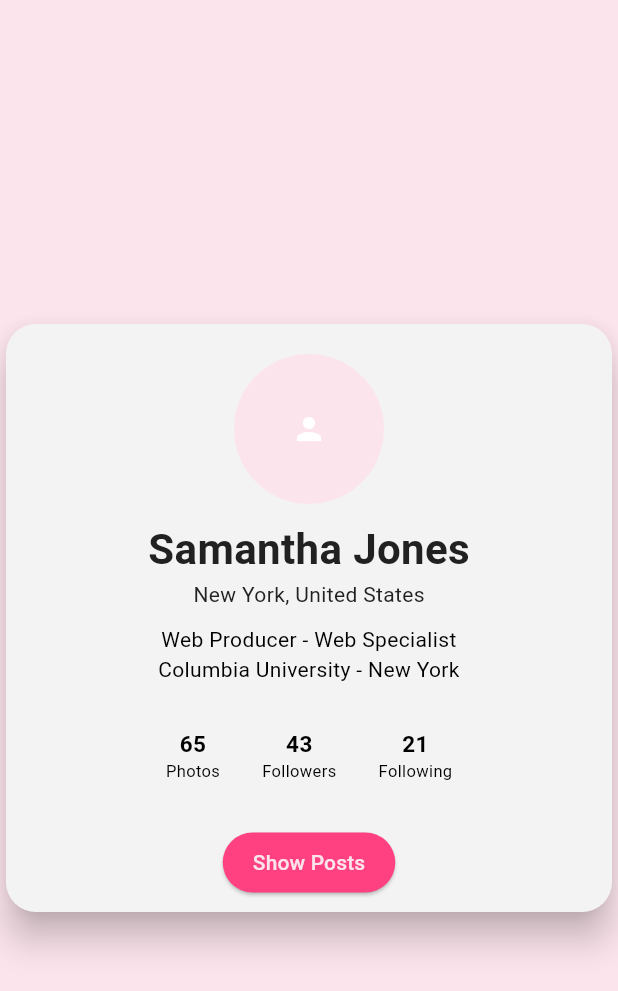
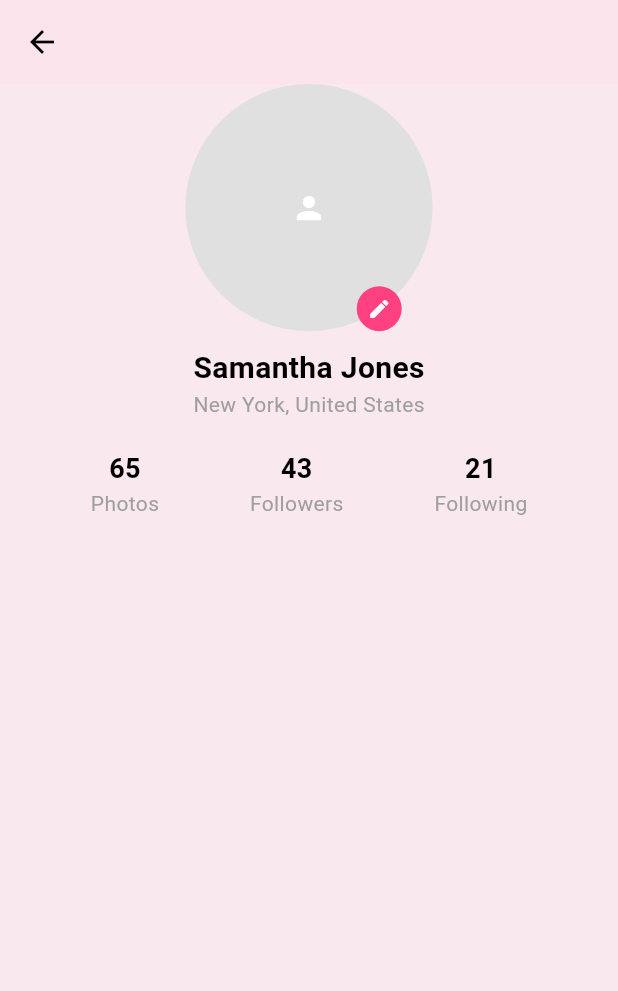
Before and after one commit to maitry4/Connect, a Flutter app: the CProfilePage screen opened directly, on a phone screen of 412 x 824 dp. Shown: the top 991 px of the screen. Run offline on Flutter 3.47's test engine with Material 3 defaults, Android fonts, the phone set to English and light mode, and no system bars; our stand-ins replace cloud_firestore, firebase_auth, firebase_core, flutter_bloc, sidebarx; accounts and stored records are empty.

Commit message:
Profile responsive UI

```diff
--- a/lib/features/profile/presentation/components/background_widget.dart
+++ /dev/null
@@ -1,17 +0,0 @@
-import 'package:flutter/material.dart';
-
-class BackgroundWidget extends StatelessWidget {
-  @override
-  Widget build(BuildContext context) {
-    return Container(
-      decoration: BoxDecoration(
-        color: Theme.of(context).colorScheme.primary,
-        // gradient: LinearGradient(
-        //   colors: [Colors.pinkAccent, Colors.orangeAccent],
-        //   begin: Alignment.topLeft,
-        //   end: Alignment.bottomRight,
-        // ),
-      ),
-    );
-  }
-}
--- a/lib/features/profile/presentation/components/profile_card_widget.dart
+++ b/lib/features/profile/presentation/components/profile_card_widget.dart
@@ -1,12 +1,14 @@
 import 'package:connect/features/profile/presentation/components/stats_widget.dart';
+import 'package:connect/utils/responsive_helper.dart';
 import 'package:flutter/material.dart';
 
 class CProfileCardWidget extends StatelessWidget {
   @override
   Widget build(BuildContext context) {
+    final res = ResponsiveHelper(context);
     return Container(
-      width: 700,
-      height: 400,
+      width: res.width(60) ,
+      height: res.height(80),
       child: Card(
         shape: RoundedRectangleBorder(borderRadius: BorderRadius.circular(20)),
         elevation: 10,
@@ -15,27 +17,27 @@ class CProfileCardWidget extends StatelessWidget {
           child: Column(
             mainAxisSize: MainAxisSize.min,
             children: [
-              CircleAvatar(
+              const CircleAvatar(
                 radius: 50,
                 child: Icon(Icons.person),
                 // backgroundImage: AssetImage('assets/profile.jpg'),
               ),
-              SizedBox(height: 10),
+              const SizedBox(height: 10),
               Text('Samantha Jones', style: TextStyle(color:Theme.of(context).colorScheme.tertiary, fontSize: 28, fontWeight: FontWeight.bold)),
               Text('New York, United States', style: TextStyle(color: Theme.of(context).colorScheme.tertiary)),
-              SizedBox(height: 10),
-              Text('Web Producer - Web Specialist\nColumbia University - New York', textAlign: TextAlign.center, style: TextStyle(fontSize: 14)),
-              SizedBox(height: 15),
-              StatsWidget(),
-              SizedBox(height: 15),
+              const SizedBox(height: 10),
+              const Text('Web Producer - Web Specialist\nColumbia University - New York', textAlign: TextAlign.center, style: TextStyle(fontSize: 14)),
+              const SizedBox(height: 15),
+              const StatsWidget(),
+              const SizedBox(height: 15),
               ElevatedButton(
                 onPressed: () {},
                 style: ElevatedButton.styleFrom(
-                  shape: StadiumBorder(),
+                  shape: const StadiumBorder(),
                   backgroundColor: Theme.of(context).canvasColor,
-                  padding: EdgeInsets.symmetric(horizontal: 20, vertical: 10),
+                  padding: const EdgeInsets.symmetric(horizontal: 20, vertical: 10),
                 ),
-                child: Text('Show Posts'),
+                child: const Text('Show Posts'),
               ),
             ],
           ),
--- a/lib/features/profile/presentation/components/stat_item.dart
+++ b/lib/features/profile/presentation/components/stat_item.dart
@@ -4,7 +4,7 @@ class StatItem extends StatelessWidget {
   final String count;
 
 
-  StatItem({required this.label, required this.count});
+  const StatItem({super.key, required this.label, required this.count});
 
   @override
   Widget build(BuildContext context) {
@@ -12,8 +12,8 @@ class StatItem extends StatelessWidget {
       padding: const EdgeInsets.all(14.0),
       child: Column(
         children: [
-          Text(count, style: TextStyle(fontSize: 15, fontWeight: FontWeight.bold)),
-          Text(label, style: TextStyle(fontSize: 11)),
+          Text(count, style: const TextStyle(fontSize: 15, fontWeight: FontWeight.bold)),
+          Text(label, style: const TextStyle(fontSize: 11)),
         ]
       ),
     );
--- a/lib/features/profile/presentation/components/stats_widget.dart
+++ b/lib/features/profile/presentation/components/stats_widget.dart
@@ -2,9 +2,11 @@ import 'package:connect/features/profile/presentation/components/stat_item.dart'
 import 'package:flutter/material.dart';
 
 class StatsWidget extends StatelessWidget {
+  const StatsWidget({super.key});
+
   @override
   Widget build(BuildContext context) {
-    return Row(
+    return const Row(
       mainAxisAlignment: MainAxisAlignment.center,
       children: [
         StatItem(label: 'Photos', count: '65'),
--- a/lib/features/profile/presentation/pages/profile_page.dart
+++ b/lib/features/profile/presentation/pages/profile_page.dart
@@ -1,5 +1,5 @@
-import 'package:connect/features/profile/presentation/components/background_widget.dart';
 import 'package:connect/features/profile/presentation/components/profile_card_widget.dart';
+import 'package:connect/utils/responsive_helper.dart';
 import 'package:flutter/material.dart';
 
 class CProfilePage extends StatefulWidget {
@@ -12,13 +12,78 @@ class CProfilePage extends StatefulWidget {
 class _CProfilePageState extends State<CProfilePage> {
   @override
   Widget build(BuildContext context) {
+    final res = ResponsiveHelper(context);
+    final isDesktop = res.width(100) >= 800; // Desktop breakpoint
     return Scaffold(
-      body: Stack(
-        children: [
-          BackgroundWidget(),
-          Center(child: CProfileCardWidget()),
-        ],
+      appBar: AppBar(backgroundColor: Theme.of(context).colorScheme.primary,),
+      backgroundColor: isDesktop
+                ? Theme.of(context).colorScheme.primary: const Color.fromARGB(255, 249, 232, 238),
+      body: Center(
+        child: SafeArea(
+          child:  isDesktop
+                ? _buildDesktopLayout(context, res)
+                : _buildMobileLayout(context, res),
+        ),
       ),
     );
   }
+
+  Widget _buildDesktopLayout(BuildContext context, ResponsiveHelper res) {
+    return Center(child: CProfileCardWidget());
+  }
+
+  Widget _buildMobileLayout(BuildContext context, ResponsiveHelper res) {
+    return Column(
+      mainAxisAlignment: MainAxisAlignment.start,
+      children: [
+        Stack(
+          alignment: Alignment.center,
+          children: [
+            CircleAvatar(
+              radius: res.width(20), // Adjust size dynamically
+              backgroundColor: Colors.grey[300],
+              child:const Icon(Icons.person),
+            ),
+            Positioned(
+              bottom: 0,
+              right: res.width(5),
+              child: const CircleAvatar(
+                backgroundColor: Colors.pinkAccent,
+                radius: 15,
+                child: Icon(Icons.edit, size: 16, color: Colors.white),
+              ),
+            ),
+          ],
+        ),
+        const SizedBox(height: 10),
+        const Text(
+          "Samantha Jones",
+          style: TextStyle(fontSize: 20, fontWeight: FontWeight.bold),
+        ),
+        const Text(
+          "New York, United States",
+          style: TextStyle(fontSize: 14, color: Colors.grey),
+        ),
+        const SizedBox(height: 20),
+        Row(
+          mainAxisAlignment: MainAxisAlignment.spaceEvenly,
+          children: [
+            _buildStatItem("65", "Photos"),
+            _buildStatItem("43", "Followers"),
+            _buildStatItem("21", "Following"),
+          ],
+        ),
+      ],
+    );
+  }
+
+  Widget _buildStatItem(String count, String label) {
+    return Column(
+      children: [
+        Text(count,
+            style: const TextStyle(fontSize: 18, fontWeight: FontWeight.bold)),
+        Text(label, style: const TextStyle(fontSize: 14, color: Colors.grey)),
+      ],
+    );
+  }
 }
--- a/lib/themes/light_mode.dart
+++ b/lib/themes/light_mode.dart
@@ -2,7 +2,7 @@ import 'package:flutter/material.dart';
 
 ThemeData lightMode = ThemeData(
   colorScheme: ColorScheme.light(
-    surface: Color.fromARGB(255, 244, 243, 243),
+    surface: const Color.fromARGB(255, 244, 243, 243),
     primary: const Color(0xFFFCE4EC),
     secondary: Colors.black,
     tertiary: Colors.grey.shade900,
```
